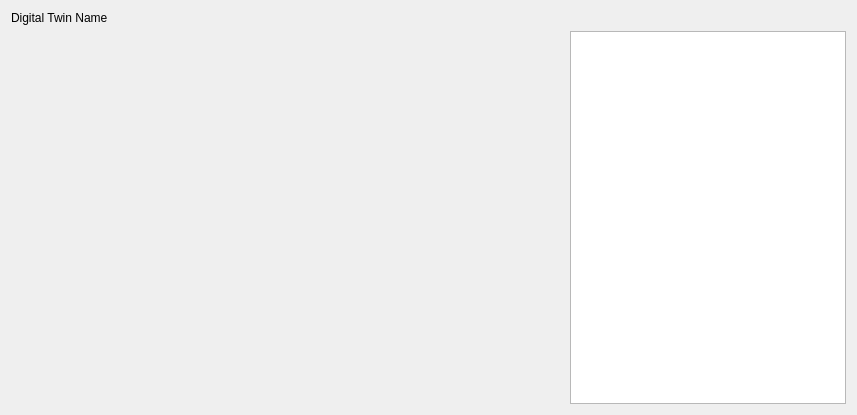
Protestator-Research/Digital-Twin, file CppDigitalTwin/DTClient/ui/DigitalTwinTabWidget.ui: the form before one commit.
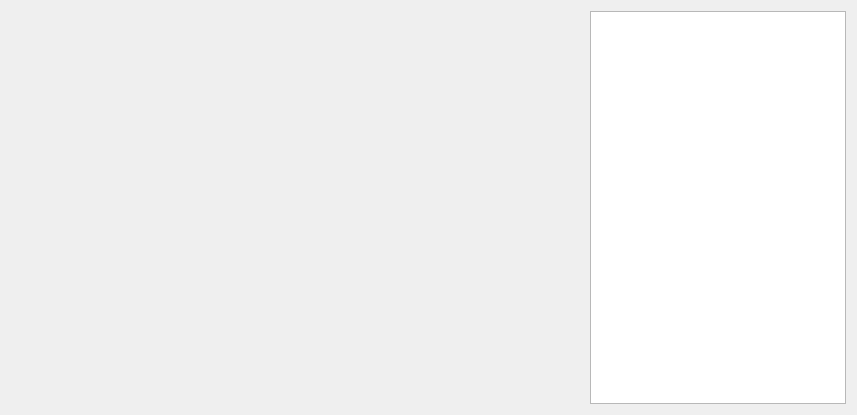
The form after the commit.

Commit message: Working Parsing of Digital Twin and Checking within the DT Client works

```diff
--- a/CppDigitalTwin/DTClient/ui/DigitalTwinTabWidget.ui
+++ b/CppDigitalTwin/DTClient/ui/DigitalTwinTabWidget.ui
@@ -14,13 +14,6 @@
    <string>DigitalTwinTabWidget</string>
   </property>
   <layout class="QVBoxLayout" name="verticalLayout">
-   <item>
-    <widget class="QLabel" name="DigitalTwinNamLabel">
-     <property name="text">
-      <string>Digital Twin Name</string>
-     </property>
-    </widget>
-   </item>
    <item>
     <layout class="QGridLayout" name="gridLayout">
      <item row="0" column="0">
@@ -36,14 +29,7 @@
       </widget>
      </item>
      <item row="0" column="1">
-      <widget class="QListView" name="VariableListView">
-       <property name="sizePolicy">
-        <sizepolicy hsizetype="Expanding" vsizetype="Expanding">
-         <horstretch>1</horstretch>
-         <verstretch>0</verstretch>
-        </sizepolicy>
-       </property>
-      </widget>
+      <widget class="QTreeView" name="VariableListView"/>
      </item>
     </layout>
    </item>
```
Left out of the diff: 2 changed lines with no effect on the pictures. The commit also changes 15 other files.
